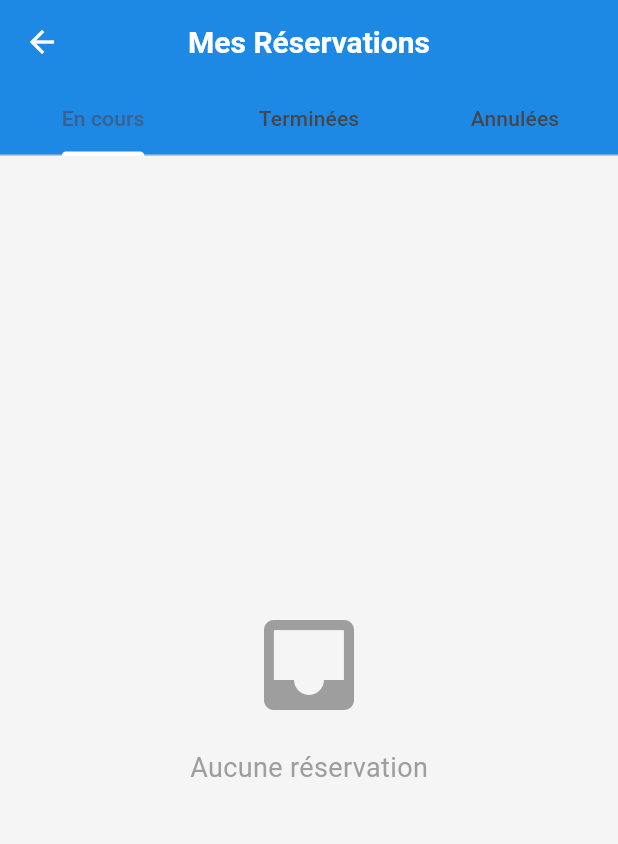
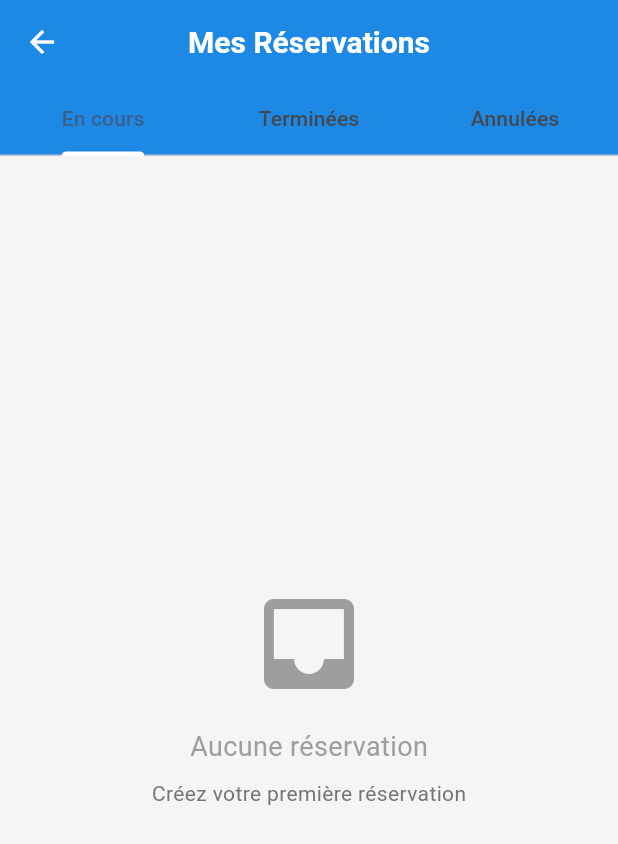
Before and after one commit to khouloudMT/nitroservice, a Flutter app: the BookingHistoryScreen screen opened by its route, on a phone screen of 412 x 824 dp. Shown: the top 844 px of the screen. Run offline on Flutter 3.47's test engine with Material 3 defaults, Android fonts, the phone set to English and light mode, and no system bars; our stand-ins replace cached_network_image, cloud_firestore, firebase_auth, firebase_core, firebase_storage, flutter_animate and 8 more; missing offline and left inert: flutter_stripe; accounts and stored records are empty.

Commit message:
Add detailed logging for booking operations and user bookings retrieval

```diff
--- a/lib/screens/booking/booking_history_screen.dart
+++ b/lib/screens/booking/booking_history_screen.dart
@@ -24,10 +24,20 @@ class _BookingHistoryScreenState extends State<BookingHistoryScreen>
     super.initState();
     _tabController = TabController(length: 3, vsync: this);
 
+    WidgetsBinding.instance.addPostFrameCallback((_) {
+      _loadBookings();
+    });
+  }
+
+  void _loadBookings() {
     final authProvider = Provider.of<AuthProvider>(context, listen: false);
+    final bookingProvider = Provider.of<BookingProvider>(context, listen: false);
+
     if (authProvider.user != null) {
-      Provider.of<BookingProvider>(context, listen: false)
-          .getUserBookings(authProvider.user!.uid);
+      print('Loading bookings for user: ${authProvider.user!.uid}');
+      bookingProvider.getUserBookings(authProvider.user!.uid);
+    } else {
+      print(' No user logged in');
     }
   }
 
@@ -54,6 +64,10 @@ class _BookingHistoryScreenState extends State<BookingHistoryScreen>
       ),
       body: Consumer<BookingProvider>(
         builder: (context, bookingProvider, child) {
+          print('Render: Total bookings = ${bookingProvider.bookings.length}');
+          print('   Pending: ${bookingProvider.pendingBookings.length}');
+          print('   Completed: ${bookingProvider.completedBookings.length}');
+
           if (bookingProvider.bookings.isEmpty) {
             return Center(
               child: Column(
@@ -66,6 +80,14 @@ class _BookingHistoryScreenState extends State<BookingHistoryScreen>
                     style: TextStyle(
                       fontSize: 18,
                       color: Colors.grey,
+                    ),
+                  ),
+                  SizedBox(height: 8),
+                  Text(
+                    'Créez votre première réservation',
+                    style: TextStyle(
+                      fontSize: 14,
+                      color: Colors.grey[600],
                     ),
                   ),
                 ],
```
Also changed, not shown: lib/providers/booking_provider.dart (+13 -1 lines), lib/screens/home/dashboard_screen.dart (+23 -21 lines), lib/services/firebase_service.dart (+16 -3 lines).
